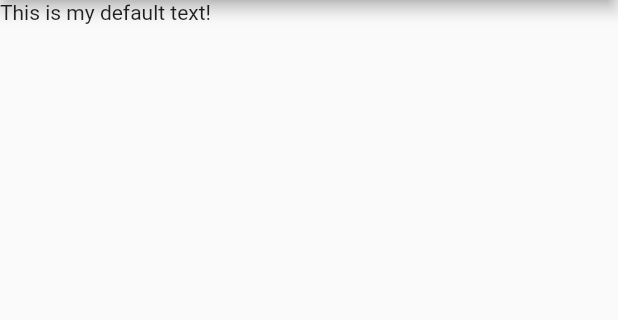
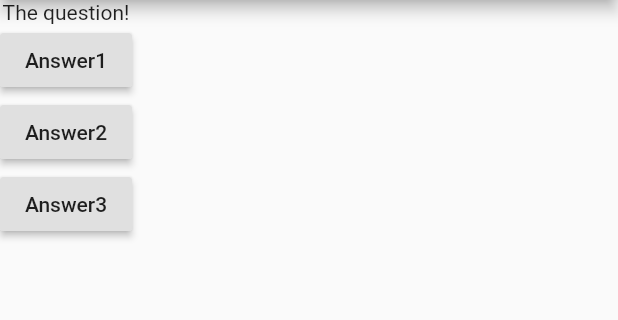
Before and after one commit to chayouwGurlz/FlutterFirstApp, a Flutter app: the screen it shows after launch, on a phone screen of 412 x 824 dp, the part 84-404 px from its top. Run offline on Flutter 3.47's test engine with Material 2 defaults, Android fonts, the phone set to English and light mode, and no system bars.

Commit message:
- try reformat code with dartfmt
- use column as widget container
- give any feedback from press button

```diff
--- a/lib/main.dart
+++ b/lib/main.dart
@@ -1,19 +1,45 @@
- import 'package:flutter/material.dart';
+import 'package:flutter/material.dart';
 
- /*void  main (){
+/*void  main (){
    runApp(MyApp());
  }*/
 
- void main () => runApp(MyApp());
+void main() => runApp(MyApp());
 
- class MyApp extends StatelessWidget{
-   @override
-  Widget build(BuildContext context){
-    return MaterialApp(home: Scaffold(
-      appBar: AppBar(title: Text('My First App'),
+class MyApp extends StatelessWidget {
+  void answerQuestion() {
+    print('Answer chosen!');
+  }
+
+  @override
+  Widget build(BuildContext context) {
+    var questions = [
+      'What\'s your favorite color ?',
+      'What\'s your favorite animal ?'
+    ];
+    return MaterialApp(
+      home: Scaffold(
+        appBar: AppBar(
+          title: Text('My First App'),
+        ),
+        body: Column(
+          children: [
+            Text('The question!'),
+            RaisedButton(
+              child: Text('Answer1'),
+              onPressed: answerQuestion,
+            ),
+            RaisedButton(
+              child: Text('Answer2'),
+              onPressed: answerQuestion,
+            ),
+            RaisedButton(
+              child: Text('Answer3'),
+              onPressed: answerQuestion,
+            ),
+          ],
+        ),
       ),
-      body: Text('This is my default text!'),
-    ),
     );
   }
- }
+}
```
